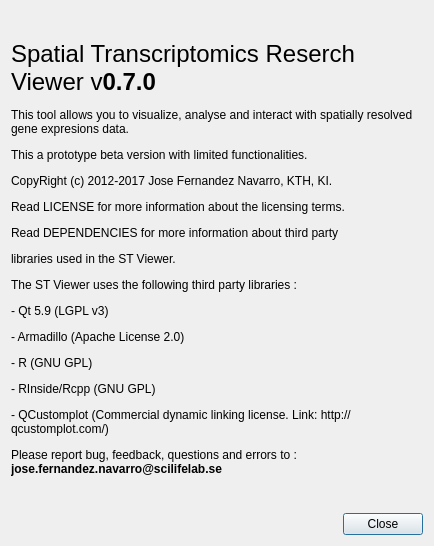
Before: the Qt Designer form src/dialogs/aboutdialog.ui in jfnavarro/st_viewer, drawn with Qt 5.
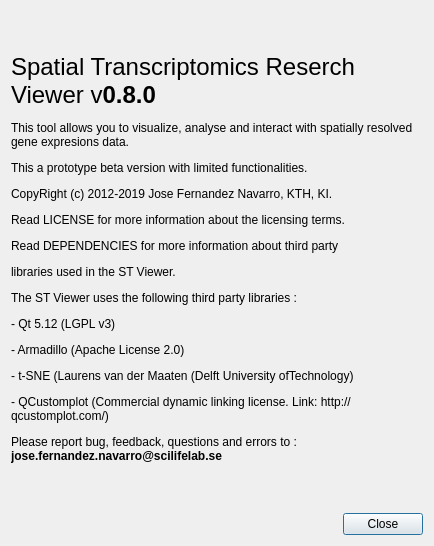
After: the same form once the commit is applied.

Commit message: Stable version, 2D working

```diff
--- a/src/dialogs/aboutdialog.ui
+++ b/src/dialogs/aboutdialog.ui
@@ -43,7 +43,7 @@
         <bool>true</bool>
        </property>
        <property name="text">
-        <string>&lt;html&gt;&lt;head/&gt;&lt;body&gt;&lt;p&gt;&lt;span style=&quot; font-size:18pt;&quot;&gt;Spatial Transcriptomics Reserch Viewer v&lt;/span&gt;&lt;span style=&quot; font-size:18pt; font-weight:600;&quot;&gt;0.7.0&lt;/span&gt;&lt;/p&gt;&lt;p&gt;This tool allows you to visualize, analyse and interact with spatially resolved gene expresions data.&lt;/p&gt;&lt;p&gt;This a prototype beta version with limited functionalities.&lt;/p&gt;&lt;p&gt;CopyRight (c) 2012-2017 Jose Fernandez Navarro, KTH, KI.&lt;/p&gt;&lt;p&gt;Read LICENSE for more information about the licensing terms.&lt;/p&gt;&lt;p&gt;Read DEPENDENCIES for more information about third party&lt;/p&gt;&lt;p&gt;libraries used in the ST Viewer. &lt;/p&gt;&lt;p&gt;The ST Viewer uses the following third party libraries :&lt;/p&gt;&lt;p&gt;- Qt 5.9 (LGPL v3)&lt;/p&gt;&lt;p&gt;- Armadillo (Apache License 2.0)&lt;/p&gt;&lt;p&gt;- R (GNU GPL)&lt;/p&gt;&lt;p&gt;- RInside/Rcpp (GNU GPL)&lt;/p&gt;&lt;p&gt;- QCustomplot (Commercial dynamic linking license. Link: http://qcustomplot.com/)&lt;/p&gt;&lt;p&gt;Please report bug, feedback, questions and errors to : &lt;span style=&quot; font-weight:600;&quot;&gt;jose.fernandez.navarro@scilifelab.se&lt;/span&gt;&lt;/p&gt;&lt;/body&gt;&lt;/html&gt;</string>
+        <string>&lt;html&gt;&lt;head/&gt;&lt;body&gt;&lt;p&gt;&lt;span style=&quot; font-size:18pt;&quot;&gt;Spatial Transcriptomics Reserch Viewer v&lt;/span&gt;&lt;span style=&quot; font-size:18pt; font-weight:600;&quot;&gt;0.8.0&lt;/span&gt;&lt;/p&gt;&lt;p&gt;This tool allows you to visualize, analyse and interact with spatially resolved gene expresions data.&lt;/p&gt;&lt;p&gt;This a prototype beta version with limited functionalities.&lt;/p&gt;&lt;p&gt;CopyRight (c) 2012-2019 Jose Fernandez Navarro, KTH, KI.&lt;/p&gt;&lt;p&gt;Read LICENSE for more information about the licensing terms.&lt;/p&gt;&lt;p&gt;Read DEPENDENCIES for more information about third party&lt;/p&gt;&lt;p&gt;libraries used in the ST Viewer. &lt;/p&gt;&lt;p&gt;The ST Viewer uses the following third party libraries :&lt;/p&gt;&lt;p&gt;- Qt 5.12 (LGPL v3)&lt;/p&gt;&lt;p&gt;- Armadillo (Apache License 2.0)&lt;/p&gt;&lt;p&gt;- t-SNE (L&lt;span style=&quot; color:#000000;&quot;&gt;aurens van der Maaten (Delft University ofTechnology)&lt;/span&gt;&lt;/p&gt;&lt;p&gt;- QCustomplot (Commercial dynamic linking license. Link: http://qcustomplot.com/)&lt;/p&gt;&lt;p&gt;Please report bug, feedback, questions and errors to : &lt;span style=&quot; font-weight:600;&quot;&gt;jose.fernandez.navarro@scilifelab.se&lt;/span&gt;&lt;/p&gt;&lt;/body&gt;&lt;/html&gt;</string>
        </property>
        <property name="textFormat">
         <enum>Qt::AutoText</enum>
```
The commit also changes 22 other files.
